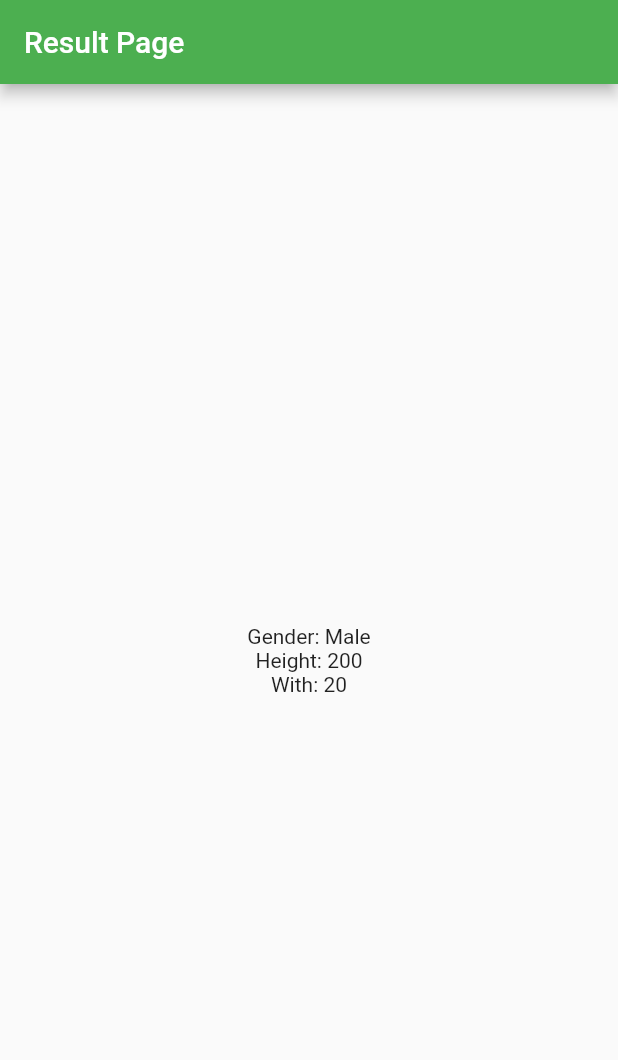
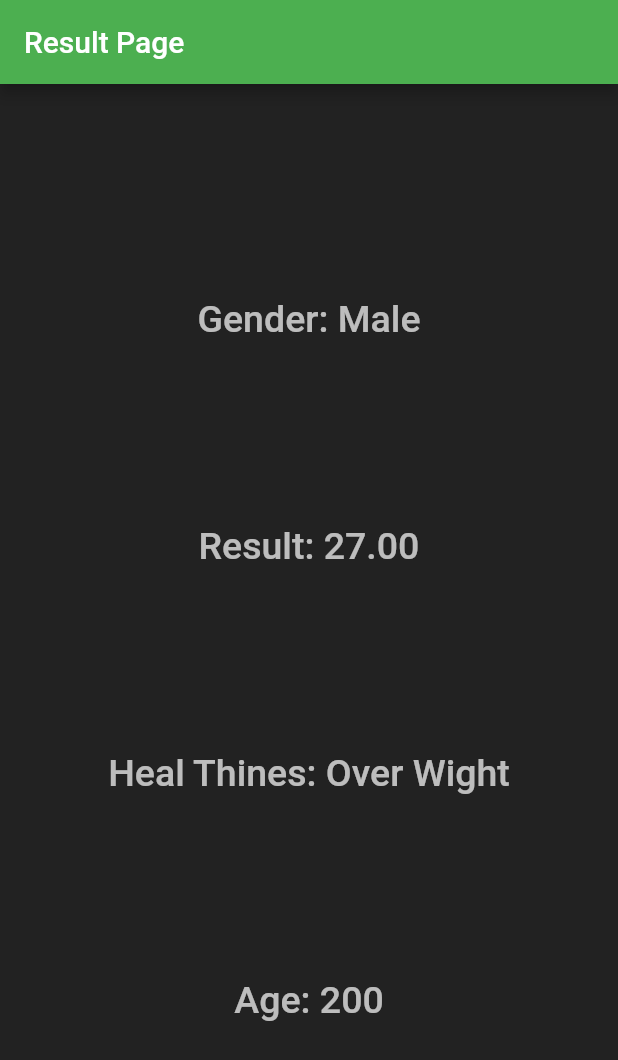
Before and after one commit to M7MMAD-OMAR/BMI-Flutter-App, a Flutter app: the screen it shows after launch, on a phone screen of 412 x 824 dp. Shown: the top 1060 px of the screen. Run offline on Flutter 3.47's test engine with Material 2 defaults, Android fonts, the phone set to English and light mode, and no system bars; Roboto replaces fonts that are missing (Tamil Sangam MN).

Commit message:
change file and result page

```diff
--- a/lib/main.dart
+++ b/lib/main.dart
@@ -13,8 +13,19 @@ class MyApp extends StatelessWidget {
     return MaterialApp(
       debugShowCheckedModeBanner: false,
       title: "DMI APP",
-      theme: ThemeData(primarySwatch: Colors.green),
-      home: Result(isMale: true, height: 200, wdith: 20),
+      theme: ThemeData(
+        primarySwatch: Colors.green,
+        fontFamily: 'Tamil Sangam MN',
+        canvasColor: Colors.black87,
+        textTheme: const TextTheme(
+          headline3: TextStyle(
+            fontSize: 25,
+            fontWeight: FontWeight.w500,
+            color: Colors.white70,
+          ),
+        ),
+      ),
+      home: Result(isMale: true, age: 200, result: 27),
     );
   }
 }
--- a/lib/result.dart
+++ b/lib/result.dart
@@ -2,16 +2,29 @@ import 'package:flutter/cupertino.dart';
 import 'package:flutter/material.dart';
 
 class Result extends StatelessWidget {
-  Result({Key? key,required this.isMale, required this.wdith,required this.height}) : super(key: key);
+  Result(
+      {Key? key, required this.isMale, required this.result, required this.age})
+      : super(key: key);
 
   bool isMale = true;
-  int height = 0;
-  int wdith = 0;
+  int age = 0;
+  double result = 0;
 
+  String get healThines {
+    if (result >= 30) {
+      return "Obese";
+    } else if (result > 25 && result < 30) {
+      return "Over Wight";
+    } else if (result >= 18.5 && result <= 24.9) {
+      return "Normal";
+    } else {
+      return "NON";
+    }
+  }
 
   @override
   Widget build(BuildContext context) {
-    return  Scaffold(
+    return Scaffold(
       appBar: AppBar(
         title: const Text("Result Page"),
       ),
@@ -20,11 +33,25 @@ class Result extends StatelessWidget {
           alignment: Alignment.center,
           padding: const EdgeInsets.all(20),
           child: Column(
-            mainAxisAlignment: MainAxisAlignment.center,
+            mainAxisAlignment: MainAxisAlignment.spaceEvenly,
             children: <Widget>[
-              Text("Gender: ${isMale? 'Male' : 'Female'}"),
-              Text("Height: ${height}"),
-              Text("With: ${wdith}"),
+              Text(
+                "Gender: ${isMale ? 'Male' : 'Female'}",
+                style: Theme.of(context).textTheme.headline3,
+              ),
+              Text(
+                "Result: ${result.toStringAsFixed(2)}",
+                style: Theme.of(context).textTheme.headline3,
+              ),
+              Text(
+                "Heal Thines: ${healThines}",
+                style: Theme.of(context).textTheme.headline3,
+                textAlign: TextAlign.center,
+              ),
+              Text(
+                "Age: ${age}",
+                style: Theme.of(context).textTheme.headline3,
+              ),
             ],
           ),
         ),
```
